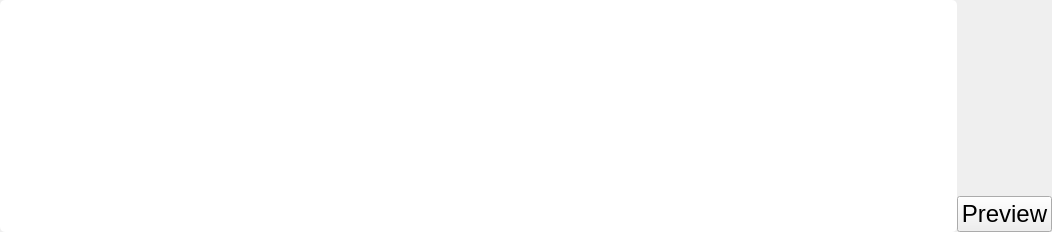
Old version of the form widgets/editor/Fields/TextField/textfield.ui in the repository taliyos/DialogueCreatorForGames.
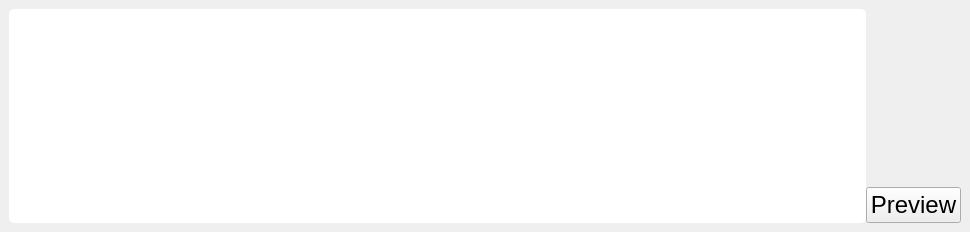
New version of the form.

Commit message: TextField (UI) resizes properly

What changed in the file:
```diff
--- a/widgets/editor/Fields/TextField/textfield.ui
+++ b/widgets/editor/Fields/TextField/textfield.ui
@@ -6,13 +6,25 @@
    <rect>
     <x>0</x>
     <y>0</y>
-    <width>1052</width>
+    <width>970</width>
     <height>232</height>
    </rect>
   </property>
+  <property name="sizePolicy">
+   <sizepolicy hsizetype="Preferred" vsizetype="Preferred">
+    <horstretch>1</horstretch>
+    <verstretch>1</verstretch>
+   </sizepolicy>
+  </property>
+  <property name="minimumSize">
+   <size>
+    <width>0</width>
+    <height>230</height>
+   </size>
+  </property>
   <property name="maximumSize">
    <size>
-    <width>16777215</width>
+    <width>970</width>
     <height>232</height>
    </size>
   </property>
@@ -31,10 +43,7 @@
    <string>Form</string>
   </property>
   <property name="styleSheet">
-   <string notr="true">QLineEdit {
-	border-radius: 5px;
-	background-color:white;
-}</string>
+   <string notr="true"/>
   </property>
   <layout class="QHBoxLayout" name="horizontalLayout">
    <property name="spacing">
@@ -53,6 +62,13 @@
     <number>0</number>
    </property>
    <item>
+    <widget class="QWidget" name="InnerTextField" native="true">
+     <property name="styleSheet">
+      <string notr="true">QLineEdit {
+	border-radius: 5px;
+	background-color:white;
+}</string>
+     </property>
     <layout class="QGridLayout" name="gridLayout">
      <property name="spacing">
       <number>0</number>
@@ -108,6 +124,7 @@
       </widget>
      </item>
     </layout>
+    </widget>
    </item>
   </layout>
  </widget>
```
Lines whose indentation alone changed are shown as unchanged. The commit also changes 1 other file.
